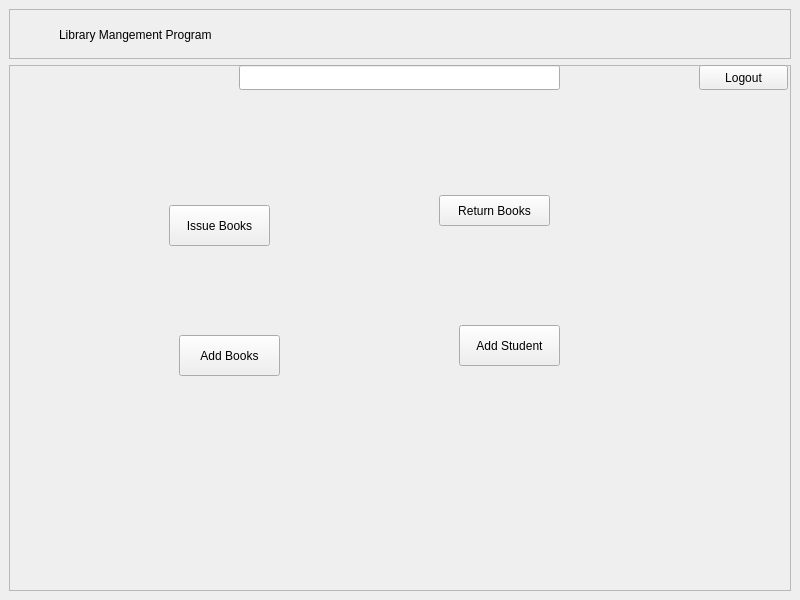
Black-Sirius69/Library-Management-System, file main.ui: the form before one commit.
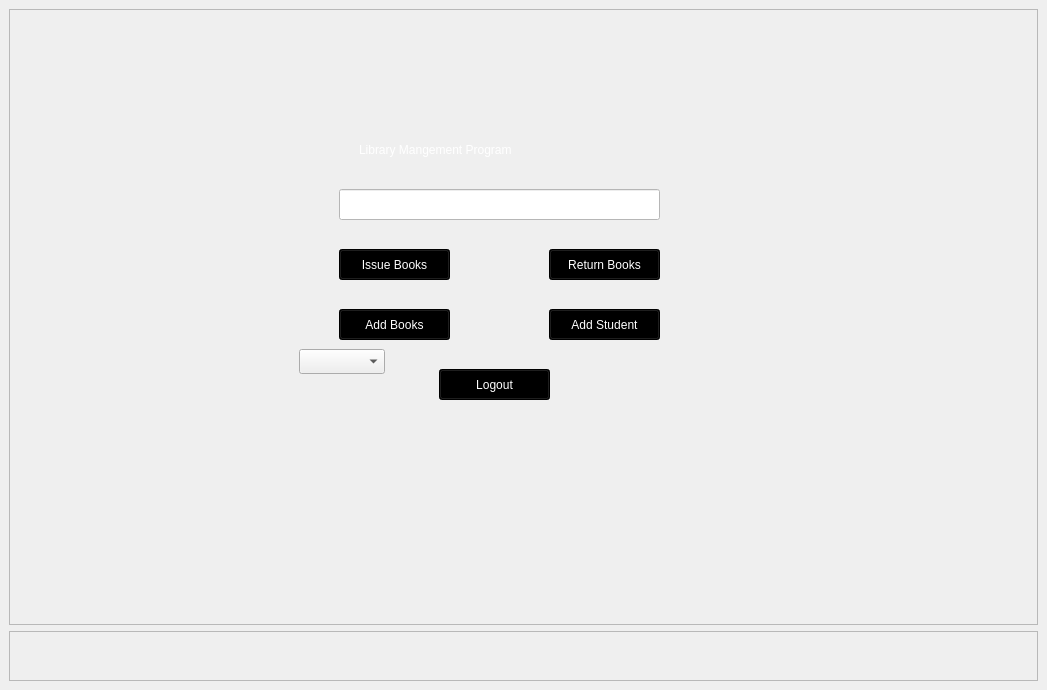
The form after the commit. Icons and pictures are not drawn.

```diff
--- a/main.ui
+++ b/main.ui
@@ -6,8 +6,8 @@
    <rect>
     <x>0</x>
     <y>0</y>
-    <width>800</width>
-    <height>600</height>
+    <width>1047</width>
+    <height>690</height>
    </rect>
   </property>
   <property name="windowTitle">
@@ -15,37 +15,11 @@
   </property>
   <widget class="QWidget" name="centralwidget">
    <layout class="QVBoxLayout" name="verticalLayout">
-    <item>
-     <widget class="QFrame" name="frame">
-      <property name="maximumSize">
-       <size>
-        <width>16777215</width>
-        <height>50</height>
-       </size>
-      </property>
-      <property name="frameShape">
-       <enum>QFrame::StyledPanel</enum>
-      </property>
-      <property name="frameShadow">
-       <enum>QFrame::Raised</enum>
-      </property>
-      <widget class="QLabel" name="label">
-       <property name="geometry">
-        <rect>
-         <x>50</x>
-         <y>10</y>
-         <width>461</width>
-         <height>31</height>
-        </rect>
-       </property>
-       <property name="text">
-        <string>Library Mangement Program</string>
-       </property>
-      </widget>
-     </widget>
-    </item>
     <item>
      <widget class="QFrame" name="frame_2">
+      <property name="styleSheet">
+       <string notr="true">background: url(:/images/back.jpeg);</string>
+      </property>
       <property name="frameShape">
        <enum>QFrame::StyledPanel</enum>
       </property>
@@ -55,12 +29,16 @@
       <widget class="QPushButton" name="issue_book">
        <property name="geometry">
         <rect>
-         <x>160</x>
-         <y>140</y>
-         <width>101</width>
-         <height>41</height>
+         <x>330</x>
+         <y>240</y>
+         <width>111</width>
+         <height>31</height>
         </rect>
        </property>
+       <property name="styleSheet">
+        <string notr="true">background-color: rgb(0, 0, 0);
+color: rgb(255, 255, 255);</string>
+       </property>
        <property name="text">
         <string>Issue Books</string>
        </property>
@@ -68,12 +46,16 @@
       <widget class="QPushButton" name="return_book">
        <property name="geometry">
         <rect>
-         <x>430</x>
-         <y>130</y>
+         <x>540</x>
+         <y>240</y>
          <width>111</width>
          <height>31</height>
         </rect>
        </property>
+       <property name="styleSheet">
+        <string notr="true">color: rgb(255, 255, 255);
+background-color: rgb(0, 0, 0);</string>
+       </property>
        <property name="text">
         <string>Return Books</string>
        </property>
@@ -81,12 +63,16 @@
       <widget class="QPushButton" name="logout_btn">
        <property name="geometry">
         <rect>
-         <x>690</x>
-         <y>0</y>
-         <width>89</width>
-         <height>25</height>
+         <x>430</x>
+         <y>360</y>
+         <width>111</width>
+         <height>31</height>
         </rect>
        </property>
+       <property name="styleSheet">
+        <string notr="true">background-color: rgb(0, 0, 0);
+color: rgb(255, 255, 255);</string>
+       </property>
        <property name="text">
         <string>Logout</string>
        </property>
@@ -94,12 +80,16 @@
       <widget class="QPushButton" name="add_book">
        <property name="geometry">
         <rect>
-         <x>170</x>
-         <y>270</y>
-         <width>101</width>
-         <height>41</height>
+         <x>330</x>
+         <y>300</y>
+         <width>111</width>
+         <height>31</height>
         </rect>
        </property>
+       <property name="styleSheet">
+        <string notr="true">background-color: rgb(0, 0, 0);
+color: rgb(255, 255, 255);</string>
+       </property>
        <property name="text">
         <string>Add Books</string>
        </property>
@@ -107,12 +97,16 @@
       <widget class="QPushButton" name="add_student">
        <property name="geometry">
         <rect>
-         <x>450</x>
-         <y>260</y>
-         <width>101</width>
-         <height>41</height>
+         <x>540</x>
+         <y>300</y>
+         <width>111</width>
+         <height>31</height>
         </rect>
        </property>
+       <property name="styleSheet">
+        <string notr="true">color: rgb(255, 255, 255);
+background-color: rgb(0, 0, 0);</string>
+       </property>
        <property name="text">
         <string>Add Student</string>
        </property>
@@ -120,13 +114,66 @@
       <widget class="QLineEdit" name="search">
        <property name="geometry">
         <rect>
-         <x>230</x>
-         <y>0</y>
+         <x>330</x>
+         <y>180</y>
          <width>321</width>
+         <height>31</height>
+        </rect>
+       </property>
+       <property name="styleSheet">
+        <string notr="true">
+background-color: rgb(255, 255, 255);
+color: rgb(255, 255, 255);</string>
+       </property>
+       <property name="text">
+        <string/>
+       </property>
+      </widget>
+      <widget class="QComboBox" name="comboBox">
+       <property name="geometry">
+        <rect>
+         <x>290</x>
+         <y>340</y>
+         <width>86</width>
          <height>25</height>
         </rect>
        </property>
       </widget>
+      <widget class="QLabel" name="label">
+       <property name="geometry">
+        <rect>
+         <x>350</x>
+         <y>110</y>
+         <width>291</width>
+         <height>61</height>
+        </rect>
+       </property>
+       <property name="styleSheet">
+        <string notr="true">font: 75 20pt &quot;Ubuntu Condensed&quot;;
+background: transparent;
+gridline-color: rgb(255, 255, 255);
+color: rgb(255, 255, 255);</string>
+       </property>
+       <property name="text">
+        <string>Library Mangement Program</string>
+       </property>
+      </widget>
+     </widget>
+    </item>
+    <item>
+     <widget class="QFrame" name="frame">
+      <property name="maximumSize">
+       <size>
+        <width>16777215</width>
+        <height>50</height>
+       </size>
+      </property>
+      <property name="frameShape">
+       <enum>QFrame::StyledPanel</enum>
+      </property>
+      <property name="frameShadow">
+       <enum>QFrame::Raised</enum>
+      </property>
      </widget>
     </item>
    </layout>
```
Left out of the diff: 4 changed lines with no effect on the pictures.
